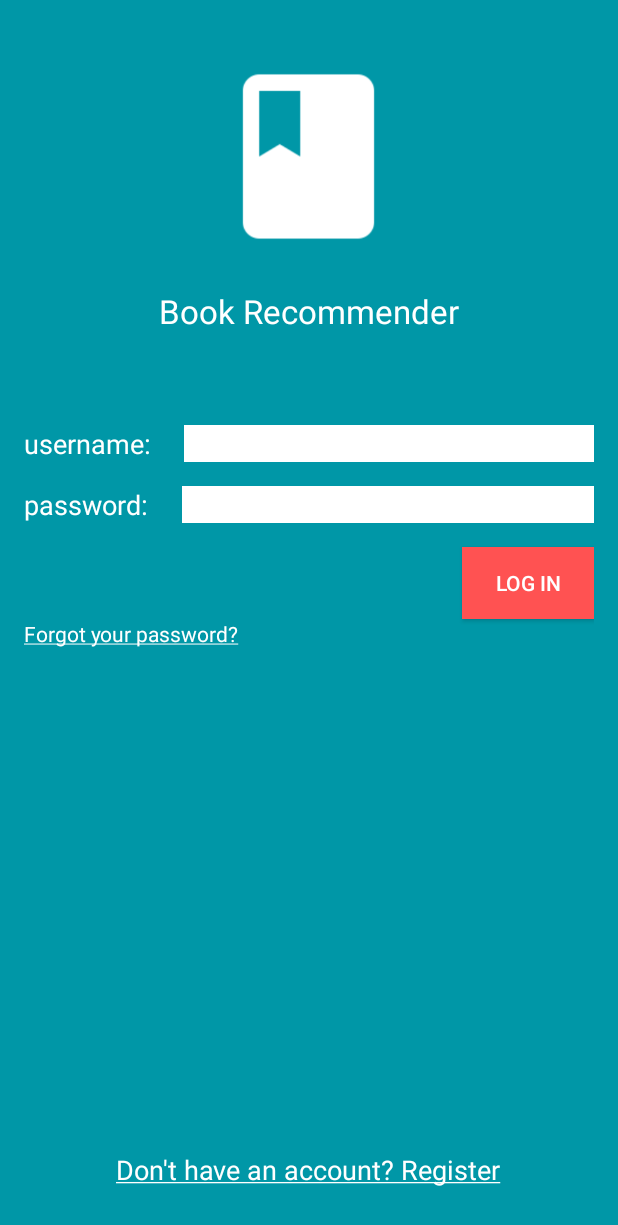
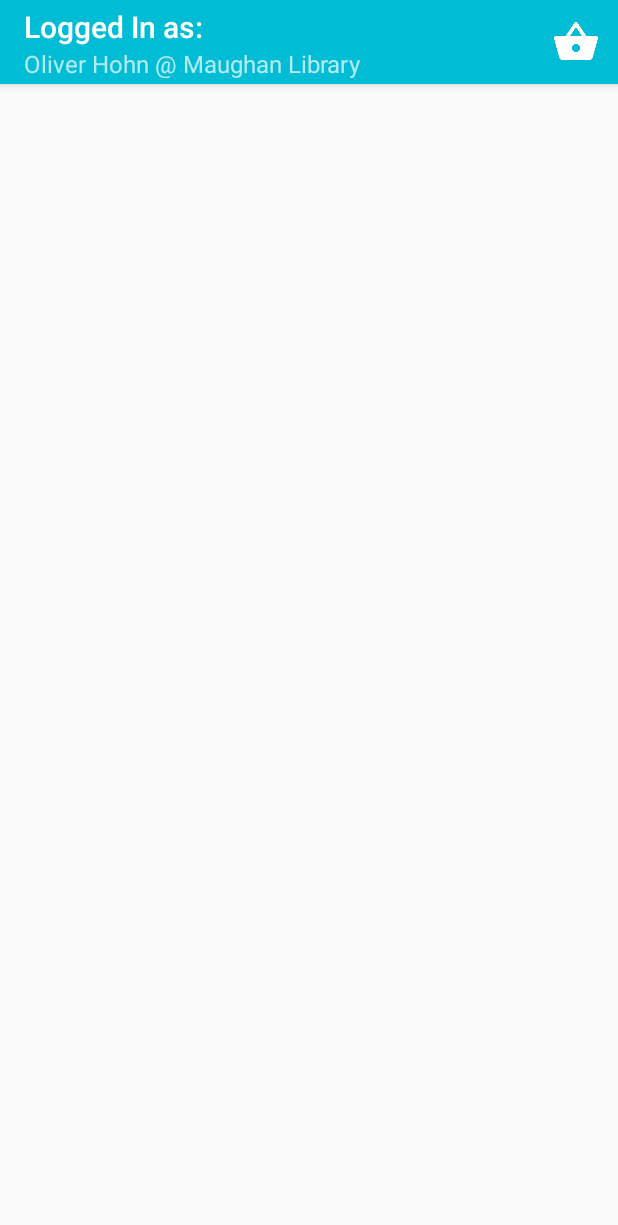
Before and after one commit to oliver-hohn/BookRecommenderPrototype, an Android app: the screen it shows after launch (LoginActivity before the commit, HomeActivity after it), after a tap on "LOG IN", on a phone screen of 412 x 824 dp. Shown: the top 1225 px of the screen. Run offline under Robolectric (Android 15) with nearby library versions, the phone set to English and light mode, and no system bars.

Commit message:
HomeActivity: -added the title and subtitle for the Action bar.
LoginActivity:
-verifyPassword returns true, to skip ahead by just pressing the Log In button when testing.

```diff
--- a/app/src/main/java/oliverhohn/bookrecommender/HomeActivity.java
+++ b/app/src/main/java/oliverhohn/bookrecommender/HomeActivity.java
@@ -19,7 +19,8 @@ public class HomeActivity extends AppCompatActivity {
         Toolbar toolbar = (Toolbar) findViewById(R.id.toolbar);
         setSupportActionBar(toolbar);
 
-
+        getSupportActionBar().setTitle("Logged In as:");
+        getSupportActionBar().setSubtitle("Oliver Hohn @ Maughan Library");
     }
 
     @Override
--- a/app/src/main/java/oliverhohn/bookrecommender/LoginActivity.java
+++ b/app/src/main/java/oliverhohn/bookrecommender/LoginActivity.java
@@ -62,8 +62,9 @@ public class LoginActivity extends Activity  {
         });
     }
 
-    private boolean verifyPassword(String username, String password){
-        return username.equals("harrypotter") && password.equals("1234");
+    private boolean verifyPassword(String username, String password){//commented out to move onto HomeActivity faster
+        //return username.equals("harrypotter") && password.equals("1234");
+        return true;
     }
 
     private void showToast(String message){
```
